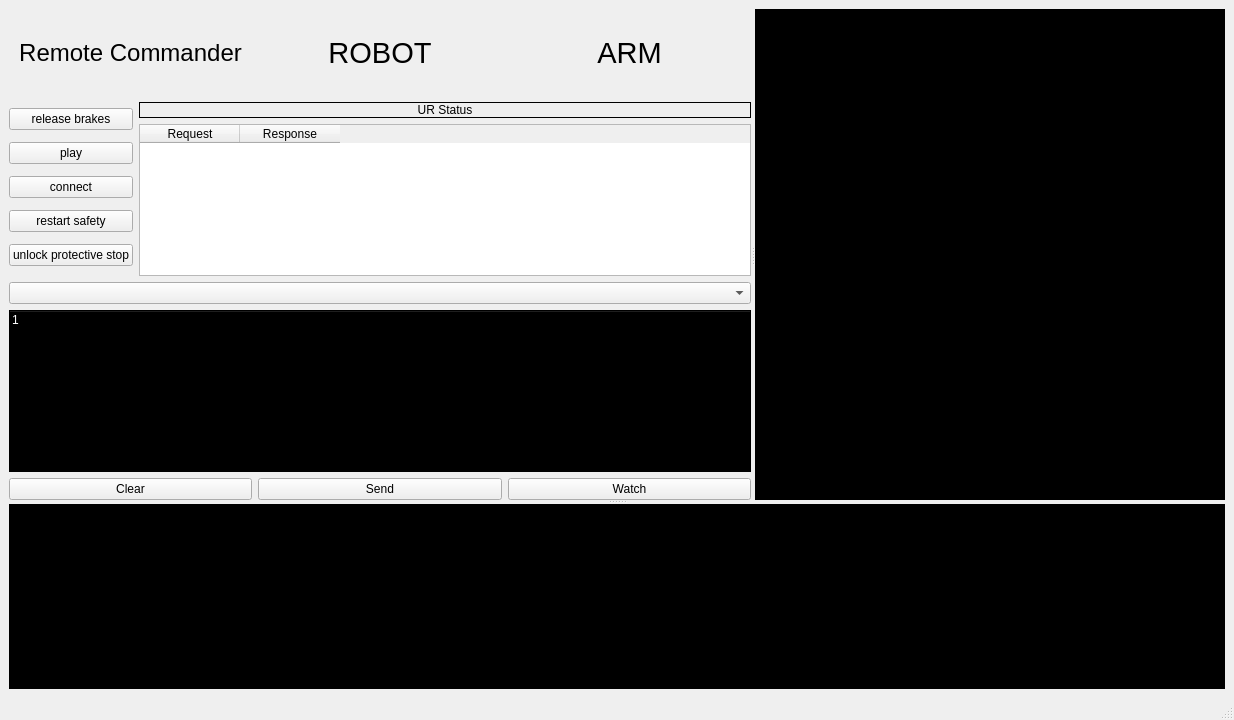
The window that ui/drt_ur.ui (NASA-JSC-Robotics/drt_ur_gui) describes before a commit, drawn with Qt 5.
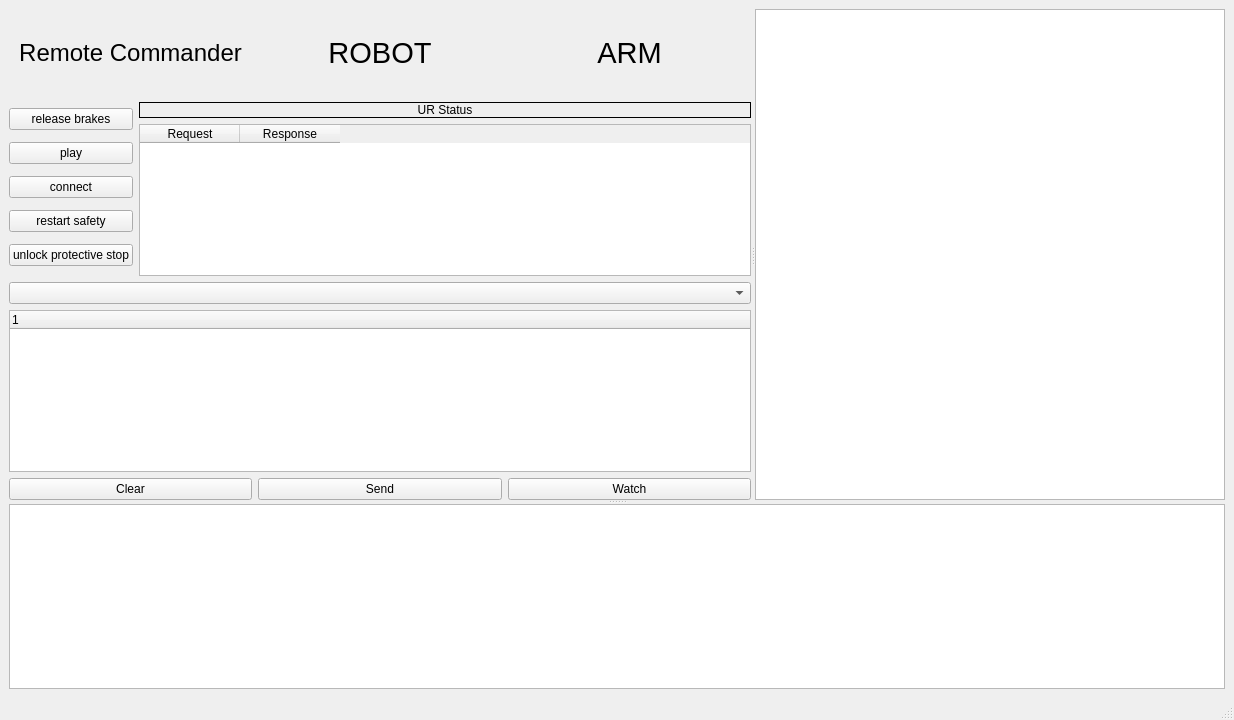
The same window after the commit.

Diff of the .ui file:
```diff
--- a/ui/drt_ur.ui
+++ b/ui/drt_ur.ui
@@ -224,9 +224,7 @@
            <item>
             <widget class="QTreeWidget" name="serviceTree">
              <property name="styleSheet">
-              <string notr="true">background-color: rgb(0, 0, 0);
-color: rgb(255, 255, 255);
-font: 10pt "Monospace";</string>
+              <string notr="true">font: 10pt "Monospace";</string>
              </property>
              <property name="headerHidden">
               <bool>false</bool>
@@ -314,9 +312,8 @@
          <string>&lt;html&gt;&lt;head/&gt;&lt;body&gt;&lt;p&gt;The service montior. Displays timestamped service requests and responses as they are made or recieved&lt;/p&gt;&lt;/body&gt;&lt;/html&gt;</string>
         </property>
         <property name="styleSheet">
-         <string notr="true">background-color: rgb(0, 0, 0);
-font: 10pt "Monospace";
-color: rgb(255, 255, 255);</string>
+         <string notr="true">font: 10pt "Monospace";
+</string>
         </property>
         <property name="readOnly">
          <bool>true</bool>
@@ -343,9 +340,7 @@
         <string>&lt;html&gt;&lt;head/&gt;&lt;body&gt;&lt;p&gt;rosout Monitor&lt;/p&gt;&lt;p&gt;The rosout stream is continuously monitored and filtered for messages of interest which are displayed here&lt;/p&gt;&lt;p&gt;NOT YET IMPLEMENTED &lt;/p&gt;&lt;/body&gt;&lt;/html&gt;</string>
        </property>
        <property name="styleSheet">
-        <string notr="true">background-color: rgb(0, 0, 0);
-color: rgb(255, 255, 255);
-font: 10pt "Monospace";</string>
+        <string notr="true">font: 10pt "Monospace";</string>
        </property>
        <property name="readOnly">
         <bool>true</bool>
```
